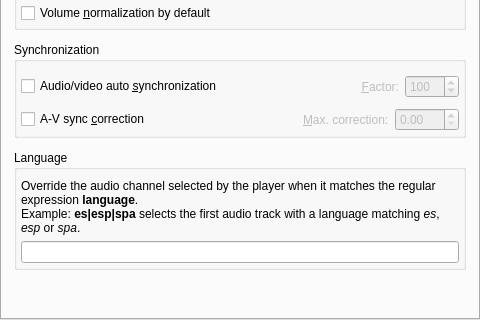
Old version of the form src/gui/pref/audio.ui in the repository wilbert2000/wzplayer; both pictures show x 0 to 480 and y 280 to 600 of the 480 by 600 pixel window.
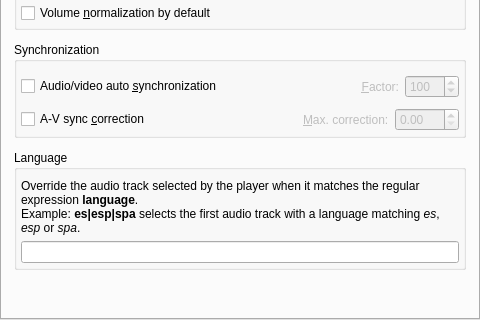
New version of the form. Custom widgets are drawn as their Qt base class.

```diff
--- a/src/gui/pref/audio.ui
+++ b/src/gui/pref/audio.ui
@@ -448,7 +448,7 @@
           <item>
            <widget class="QLabel" name="language_label">
             <property name="text">
-             <string>&lt;html&gt;&lt;head/&gt;&lt;body&gt;&lt;p&gt;Override the audio channel selected by the player when it matches the regular expression &lt;span style=&quot; font-weight:600;&quot;&gt;language&lt;/span&gt;.&lt;br/&gt;Example: &lt;span style=&quot; font-weight:600;&quot;&gt;es|esp|spa&lt;/span&gt; selects the first audio track with a language matching &lt;span style=&quot; font-style:italic;&quot;&gt;es&lt;/span&gt;, &lt;span style=&quot; font-style:italic;&quot;&gt;esp&lt;/span&gt; or &lt;span style=&quot; font-style:italic;&quot;&gt;spa&lt;/span&gt;.&lt;/p&gt;&lt;/body&gt;&lt;/html&gt;</string>
+             <string>&lt;html&gt;&lt;head/&gt;&lt;body&gt;&lt;p&gt;Override the audio track selected by the player when it matches the regular expression &lt;span style=&quot; font-weight:600;&quot;&gt;language&lt;/span&gt;.&lt;br/&gt;Example: &lt;span style=&quot; font-weight:600;&quot;&gt;es|esp|spa&lt;/span&gt; selects the first audio track with a language matching &lt;span style=&quot; font-style:italic;&quot;&gt;es&lt;/span&gt;, &lt;span style=&quot; font-style:italic;&quot;&gt;esp&lt;/span&gt; or &lt;span style=&quot; font-style:italic;&quot;&gt;spa&lt;/span&gt;.&lt;/p&gt;&lt;/body&gt;&lt;/html&gt;</string>
             </property>
             <property name="wordWrap">
              <bool>true</bool>
```
